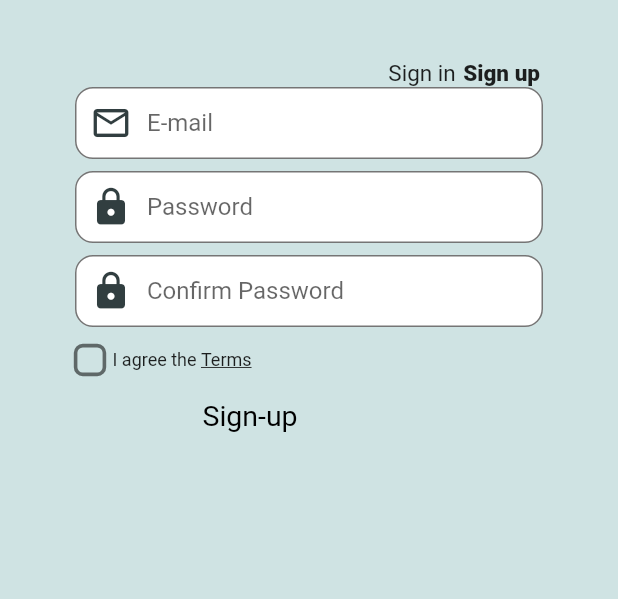
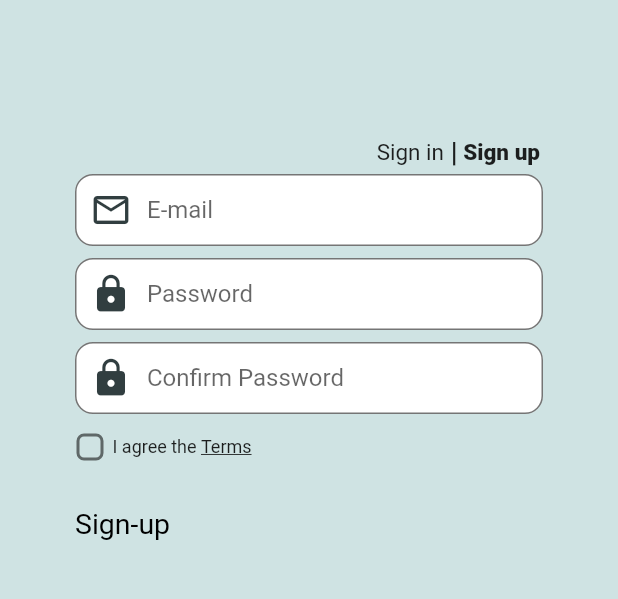
Before and after one commit to Aspendas/aurora, a Flutter app: the screen it shows after launch, after a tap on "Sign up", on a phone screen of 412 x 824 dp, the part 324-923 px from its top. Run offline on Flutter 3.47's test engine with Material 2 defaults, Android fonts, the phone set to English and light mode, and no system bars; our stand-ins replace firebase_auth, firebase_core, google_sign_in, material_design_icons_flutter; missing offline and left inert: async_button_builder; accounts and stored records are empty; Roboto replaces fonts that are missing (RobotoMono).

Commit message:
fix buttons

```diff
--- a/lib/screens/auth/log_screen.dart
+++ b/lib/screens/auth/log_screen.dart
@@ -278,7 +278,7 @@ class LogScreenState extends State<LogScreen> {
                       );
                     },
                     child: const Text(
-                      'Sign up now ',
+                      'Sign up now ➔',
                       textAlign: TextAlign.right,
                       style: TextStyle(
                           fontFamily: 'RobotoMono',
--- a/lib/screens/auth/passw_res.dart
+++ b/lib/screens/auth/passw_res.dart
@@ -100,8 +100,7 @@ class PasswrScreenState extends State<PasswrScreen> {
                       color: Colors.black,
                     ),
                   ),
-                  paddings: const EdgeInsets.symmetric(
-                      vertical: 16.0, horizontal: 85),
+                  paddings: EdgeInsets.zero,
                   onPress: () async {
                     FocusManager.instance.primaryFocus?.unfocus();
                     await AuthService().resetPassword(_email.text, context);
--- a/lib/screens/auth/register_screen.dart
+++ b/lib/screens/auth/register_screen.dart
@@ -50,7 +50,7 @@ class RegScreenState extends State<RegScreen> {
                 'images/logo.png',
               ),
               const SizedBox(
-                height: 40.0,
+                height: 91.0,
               ),
               Row(
                 mainAxisAlignment: MainAxisAlignment.end,
@@ -75,11 +75,18 @@ class RegScreenState extends State<RegScreen> {
                       ),
                     ),
                   ),
-                  const SizedBox(width: 5),
+                  const Text(
+                    " |",
+                    style: TextStyle(
+                      fontFamily: 'RobotoMono',
+                      fontSize: 18,
+                      fontWeight: FontWeight.w700,
+                    ),
+                  ),
                   InkWell(
                     onTap: () {},
                     child: const Text(
-                      'Sign up',
+                      ' Sign up',
                       textAlign: TextAlign.right,
                       style: TextStyle(
                         fontFamily: 'RobotoMono',
@@ -91,6 +98,7 @@ class RegScreenState extends State<RegScreen> {
                   const SizedBox(width: 2),
                 ],
               ),
+              const SizedBox(height: 4),
               TextField(
                 controller: _email,
                 keyboardType: TextInputType.emailAddress,
@@ -192,7 +200,7 @@ class RegScreenState extends State<RegScreen> {
                 mainAxisAlignment: MainAxisAlignment.start,
                 children: <Widget>[
                   Transform.scale(
-                    scale: 1.2,
+                    scale: 1,
                     child: SizedBox(
                       width: 20,
                       height: 20,
@@ -229,6 +237,7 @@ class RegScreenState extends State<RegScreen> {
                   ),
                 ],
               ),
+              const SizedBox(height: 30),
               PAsyncButton(
                 colour: Colors.black,
                 title: const Text(
@@ -238,8 +247,7 @@ class RegScreenState extends State<RegScreen> {
                     color: Colors.black,
                   ),
                 ),
-                paddings:
-                    const EdgeInsets.symmetric(vertical: 16.0, horizontal: 85),
+                paddings: EdgeInsets.zero,
                 onPress: () async {
                   FocusManager.instance.primaryFocus?.unfocus();
                   await AuthService()
```
Also changed, not shown: images/logo_aurora.png (added).
